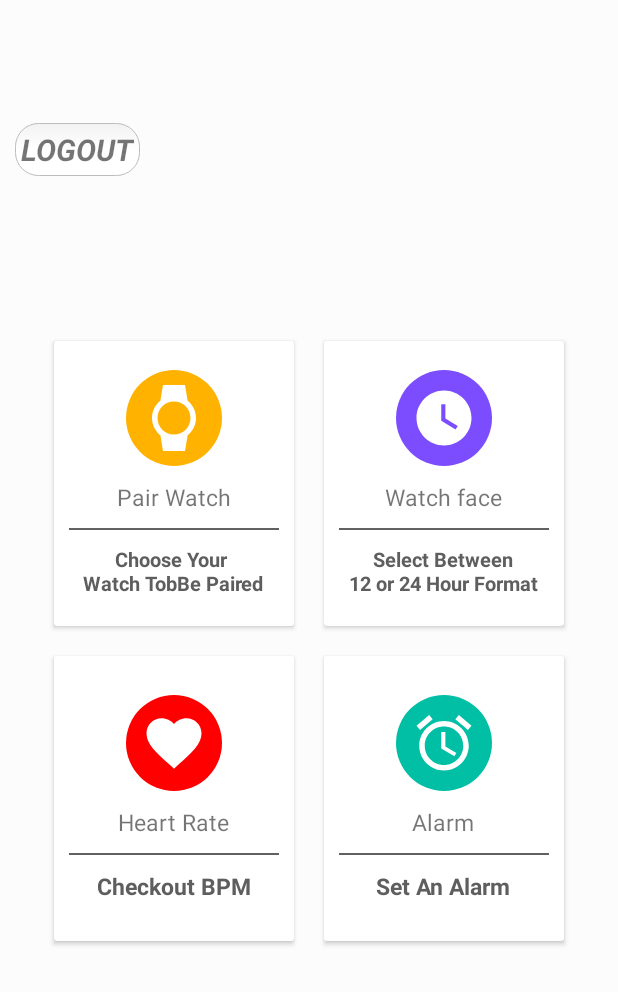
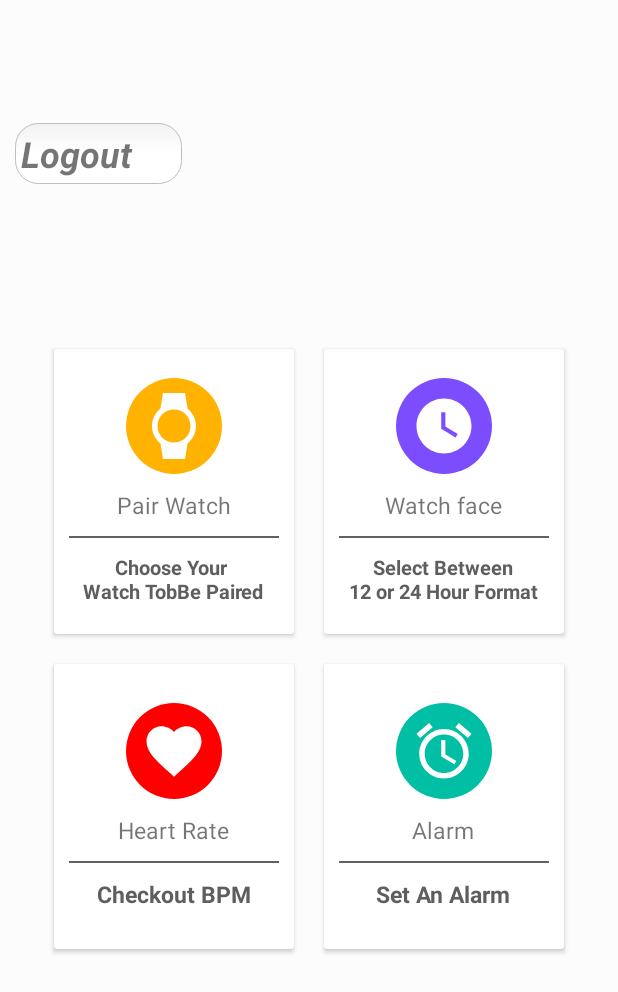
Before and after one commit to gabriel7529/healthguard-CS, an Android app: the useractivity screen opened directly, with no data from a screen before it, on a phone screen of 412 x 824 dp. Shown: the top 992 px of the screen. Run offline under Robolectric (Android 15) with nearby library versions, the phone set to English and light mode, and no system bars; our stand-ins replace Firebase (no records; nobody signed in at launch, a user with empty details on screens opened directly).

Commit message:
fix: correct name for cardview in useractivity.xml

```diff
--- a/app/src/main/java/com/example/smartcheckup/MainActivity.java
+++ b/app/src/main/java/com/example/smartcheckup/MainActivity.java
@@ -289,7 +289,7 @@ public class MainActivity extends AppCompatActivity {
                                     public void onDataChange(@NonNull DataSnapshot dataSnapshot) {
 
                                              username = user.getText().toString();
-                                            username = username.substring(0, username.indexOf("@"));
+                                             username = username.substring(0, username.indexOf("@"));
 
                                             try {
                                                 String checkchild = dataSnapshot.child(username).getValue().toString();
--- a/app/src/main/res/layout/activity_useractivity.xml
+++ b/app/src/main/res/layout/activity_useractivity.xml
@@ -9,18 +9,18 @@
     android:gravity="center"
     android:background="#fcfcfc"
     android:padding="10sp">
+
     <TextView
-        android:layout_width="wrap_content"
+        android:layout_width="111dp"
         android:layout_height="wrap_content"
-        android:text="LOGOUT"
-        android:textSize="20sp"
+        android:layout_gravity="left"
         android:layout_marginTop="-70sp"
-        android:layout_gravity="left"
+        android:background="@drawable/edittextbackground"
         android:clickable="true"
         android:onClick="logout"
-        android:textStyle="bold|italic"
-        android:background="@drawable/edittextbackground"
-        />
+        android:text="Logout"
+        android:textSize="24sp"
+        android:textStyle="bold|italic" />
     <LinearLayout
         android:layout_width="wrap_content"
         android:layout_height="wrap_content"
@@ -36,7 +36,8 @@
         android:gravity="center"
         android:id="@+id/l1"
         android:background="@color/backgroundcolor">
-        <android.support.v7.widget.CardView
+
+        <androidx.cardview.widget.CardView
             android:foreground="?android:attr/selectableItemBackground"
             android:clickable="true"
             android:layout_width="160sp"
@@ -82,9 +83,9 @@
                     android:textColor="@color/gray"
                     />
             </LinearLayout>
-        </android.support.v7.widget.CardView>
+        </androidx.cardview.widget.CardView>
 
-        <android.support.v7.widget.CardView
+        <androidx.cardview.widget.CardView
             android:foreground="?android:attr/selectableItemBackground"
             android:clickable="true"
             android:layout_width="160sp"
@@ -130,7 +131,7 @@
                     android:textColor="@color/gray"
                     />
             </LinearLayout>
-        </android.support.v7.widget.CardView>
+        </androidx.cardview.widget.CardView>
 
 
     </LinearLayout>
@@ -149,7 +150,7 @@
         android:background="@color/backgroundcolor">
 
 
-        <android.support.v7.widget.CardView
+        <androidx.cardview.widget.CardView
             android:foreground="?android:attr/selectableItemBackground"
             android:clickable="true"
             android:layout_width="160sp"
@@ -195,7 +196,7 @@
                     android:textColor="@color/gray"
                     />
             </LinearLayout>
-        </android.support.v7.widget.CardView>
+        </androidx.cardview.widget.CardView>
 
 
 
@@ -204,7 +205,7 @@
         android:layout_width="wrap_content"
         android:layout_height="wrap_content"
         android:id="@+id/l3">
-        <android.support.v7.widget.CardView
+        <androidx.cardview.widget.CardView
             android:foreground="?android:attr/selectableItemBackground"
             android:clickable="true"
             android:layout_width="160sp"
@@ -251,7 +252,7 @@
                     android:textSize="15sp"
                     android:textStyle="bold" />
             </LinearLayout>
-        </android.support.v7.widget.CardView>
+        </androidx.cardview.widget.CardView>
 
     </LinearLayout>
     </LinearLayout>
```
